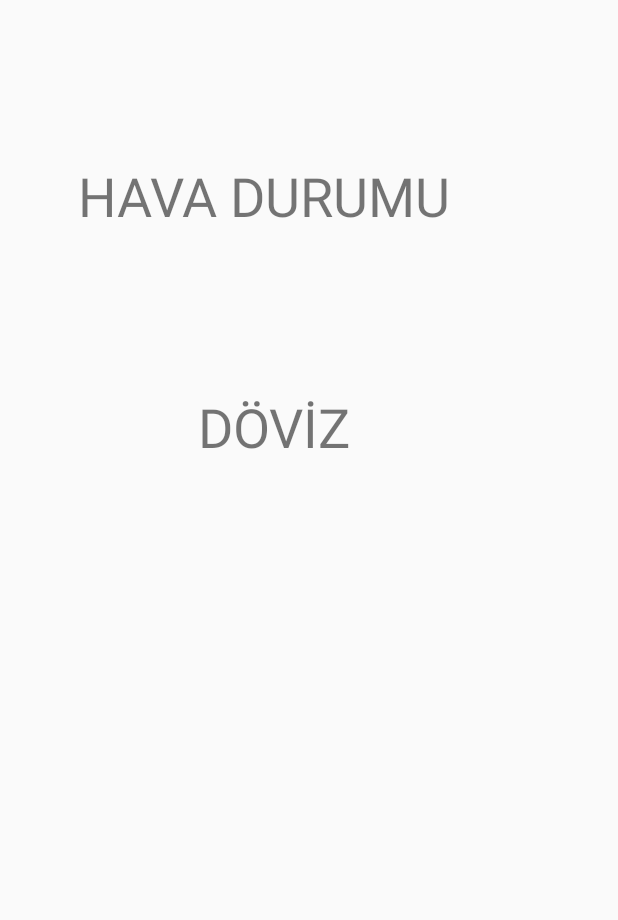
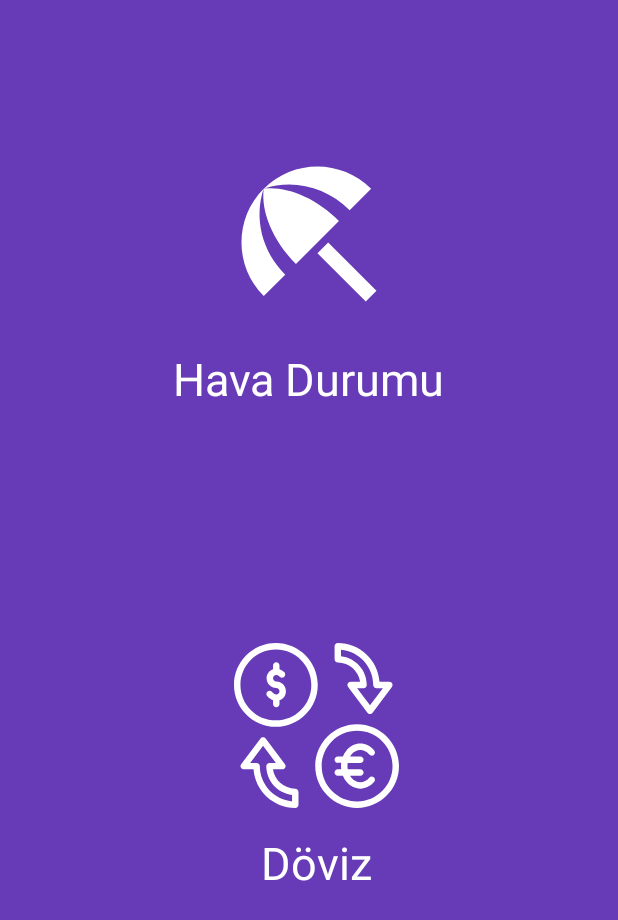
Before and after one commit to osmankiraz/WeatherApp, an Android app: the screen it shows after launch (HomeActivity), on a phone screen of 412 x 824 dp. Shown: the top 920 px of the screen. Run offline under Robolectric (Android 15) with nearby library versions, the phone set to English and light mode, and no system bars.

Commit message:
15.01.20 home animasyonlu

```diff
--- a/app/src/main/java/com/example/havadurumuapp/HomeActivity.kt
+++ b/app/src/main/java/com/example/havadurumuapp/HomeActivity.kt
@@ -4,13 +4,24 @@ import android.content.Intent
 import androidx.appcompat.app.AppCompatActivity
 import android.os.Bundle
 import android.view.View
+import android.view.animation.Animation
+import android.view.animation.AnimationUtils
 import kotlinx.android.synthetic.main.activity_home.*
 
 class HomeActivity : AppCompatActivity() {
 
+
+    var uptodowninfinite: Animation?=null
+    var doksanderecedonme: Animation?=null
     override fun onCreate(savedInstanceState: Bundle?) {
         super.onCreate(savedInstanceState)
         setContentView(R.layout.activity_home)
+
+        uptodowninfinite= AnimationUtils.loadAnimation(applicationContext,R.anim.downtoupinfinity)
+        doksanderecedonme= AnimationUtils.loadAnimation(applicationContext,R.anim.doksanrotate)
+        imgSemsiye.animation=uptodowninfinite
+        imgExchange.animation=doksanderecedonme
+
 
         tvWeather.setOnClickListener(object: View.OnClickListener{
             override fun onClick(p0: View?) {
--- /dev/null
+++ b/app/src/main/res/anim/doksanrotate.xml
@@ -0,0 +1,15 @@
+<?xml version="1.0" encoding="utf-8"?>
+<set xmlns:android="http://schemas.android.com/apk/res/android">
+
+    <rotate
+        android:duration="5000"
+        android:fromDegrees="0"
+        android:toDegrees="360"
+        android:pivotX="50%"
+        android:pivotY="50%"
+        >
+
+    </rotate>
+
+
+</set>
--- /dev/null
+++ b/app/src/main/res/anim/downtoupinfinity.xml
@@ -0,0 +1,15 @@
+<?xml version="1.0" encoding="utf-8"?>
+<set xmlns:android="http://schemas.android.com/apk/res/android">
+
+    <translate
+        android:duration="1000"
+        android:fromYDelta="0%p"
+        android:toYDelta="-5%p"
+        android:repeatMode="reverse"
+        android:repeatCount="infinite"
+        android:interpolator="@android:anim/bounce_interpolator"
+        ></translate>
+
+
+
+</set>
--- /dev/null
+++ b/app/src/main/res/drawable/ic_euro.xml
@@ -0,0 +1,24 @@
+<vector xmlns:android="http://schemas.android.com/apk/res/android"
+    android:width="512dp"
+    android:height="512dp"
+    android:viewportWidth="512"
+    android:viewportHeight="512">
+  <path
+      android:fillColor="#FF000000"
+      android:pathData="M259.898,129.949C259.898,58.294 201.604,0 129.949,0S0,58.294 0,129.949s58.294,129.949 129.949,129.949S259.898,201.604 259.898,129.949zM129.949,239.906c-60.63,0 -109.957,-49.327 -109.957,-109.957S69.319,19.992 129.949,19.992s109.957,49.327 109.957,109.957S190.58,239.906 129.949,239.906z"/>
+  <path
+      android:fillColor="#FF000000"
+      android:pathData="M382.051,252.102c-71.655,0 -129.949,58.294 -129.949,129.949S310.396,512 382.051,512S512,453.706 512,382.051S453.706,252.102 382.051,252.102zM382.051,492.008c-60.63,0 -109.957,-49.327 -109.957,-109.957s49.327,-109.957 109.957,-109.957s109.957,49.327 109.957,109.957S442.681,492.008 382.051,492.008z"/>
+  <path
+      android:fillColor="#FF000000"
+      android:pathData="M392.047,332.07c10.329,0 20.156,4.961 27.67,13.971c3.538,4.24 9.842,4.81 14.079,1.273c4.239,-3.537 4.81,-9.84 1.273,-14.079c-11.381,-13.643 -26.66,-21.157 -43.023,-21.157c-16.364,0 -31.643,7.514 -43.03,21.165c-4.571,5.493 -8.37,11.904 -11.183,18.82h-15.76c-5.52,0 -9.996,4.476 -9.996,9.996c0,5.52 4.476,9.896 9.996,9.896h10.613c-0.403,3.293 -0.617,6.728 -0.617,10.096c0,3.369 0.215,6.704 0.617,9.996h-10.613c-5.52,0 -9.996,4.476 -9.996,9.996s4.476,9.996 9.996,9.996h15.761c2.815,6.92 6.613,13.331 11.189,18.828c11.381,13.643 26.66,21.157 43.023,21.157c16.364,0 31.643,-7.514 43.023,-21.157c3.536,-4.239 2.966,-10.543 -1.273,-14.079c-4.238,-3.535 -10.541,-2.967 -14.079,1.273c-7.514,9.009 -17.341,13.971 -27.67,13.971s-20.156,-4.961 -27.663,-13.963c-1.549,-1.861 -2.971,-3.886 -4.262,-6.03h31.926c5.52,0 9.996,-4.476 9.996,-9.996s-4.476,-9.996 -9.996,-9.996h-39.172c-0.534,-3.265 -0.813,-6.605 -0.813,-9.996c0,-3.39 0.278,-6.729 0.813,-9.996h39.172c5.52,0 9.996,-4.476 9.996,-9.996c0,-5.52 -4.476,-9.996 -9.996,-9.996H360.12c1.29,-2.141 2.71,-4.163 4.256,-6.022C371.891,337.031 381.718,332.07 392.047,332.07z"/>
+  <path
+      android:fillColor="#FF000000"
+      android:pathData="M131.149,119.443c-5.512,0 -9.996,-4.484 -9.996,-9.996c0,-5.512 4.484,-9.996 9.996,-9.996c3.541,0 7.279,1.807 10.811,5.225c3.969,3.84 10.296,3.736 14.135,-0.232c3.839,-3.967 3.735,-10.296 -0.232,-14.135c-5.073,-4.909 -10.149,-7.686 -14.718,-9.201V69.463c0,-5.52 -4.476,-9.996 -9.996,-9.996c-5.52,0 -9.996,4.476 -9.996,9.996v11.715c-11.634,4.126 -19.992,15.237 -19.992,28.269c0,16.536 13.453,29.988 29.988,29.988c5.512,0 9.996,4.484 9.996,9.996c0,5.512 -4.484,9.996 -9.996,9.996c-4.27,0 -8.882,-2.686 -12.98,-7.561c-3.553,-4.227 -9.859,-4.772 -14.083,-1.22c-4.226,3.553 -4.771,9.857 -1.22,14.084c5.344,6.358 11.627,10.787 18.287,13.02v11.665c0,5.52 4.476,9.996 9.996,9.996c5.52,0 9.996,-4.476 9.996,-9.996v-11.715c11.634,-4.126 19.992,-15.237 19.992,-28.269C161.137,132.896 147.684,119.443 131.149,119.443z"/>
+  <path
+      android:fillColor="#FF000000"
+      android:pathData="M159.083,386.521c1.693,-3.387 1.327,-7.438 -0.944,-10.468l-59.977,-79.969c-1.888,-2.517 -4.851,-3.998 -7.997,-3.998c-3.146,0 -6.109,1.481 -7.997,3.998l-59.977,79.969c-2.271,3.029 -2.638,7.081 -0.944,10.468c1.693,3.388 5.154,5.526 8.941,5.526h30.369C65.679,459.048 121.836,512 190.127,512c5.52,0 9.996,-4.476 9.996,-9.996V462.02c0,-5.52 -4.476,-9.996 -9.996,-9.996c-35.189,0 -64.396,-26.112 -69.261,-59.977h29.276C153.928,392.047 157.389,389.909 159.083,386.521zM110.157,372.055c-5.52,0 -9.996,4.476 -9.996,9.996c0,46.228 35.049,84.424 79.969,89.413v20.094c-55.966,-5.064 -99.961,-52.245 -99.961,-109.507c0,-5.52 -4.476,-9.996 -9.996,-9.996H50.18l39.984,-53.312l39.984,53.312H110.157z"/>
+  <path
+      android:fillColor="#FF000000"
+      android:pathData="M353.118,125.68c-1.693,3.387 -1.327,7.438 0.944,10.468l59.977,79.969c1.888,2.517 4.851,3.998 7.997,3.998s6.109,-1.481 7.997,-3.998l59.977,-79.969c2.271,-3.029 2.638,-7.081 0.944,-10.468c-1.693,-3.388 -5.154,-5.526 -8.941,-5.526h-30.369C446.522,53.153 390.365,0.201 322.074,0.201c-5.52,0 -9.996,4.476 -9.996,9.996v39.984c0,5.52 4.476,9.996 9.996,9.996c35.189,0 64.396,26.112 69.261,59.977h-29.277C358.272,120.153 354.811,122.292 353.118,125.68zM402.043,140.145c5.52,0 9.996,-4.476 9.996,-9.996c0,-46.228 -35.049,-84.424 -79.969,-89.413V20.642c55.966,5.064 99.961,52.245 99.961,109.507c0,5.52 4.476,9.996 9.996,9.996h19.992l-39.984,53.312l-39.984,-53.312L402.043,140.145L402.043,140.145z"/>
+</vector>
--- /dev/null
+++ b/app/src/main/res/drawable/semsiyevektor.xml
@@ -0,0 +1,5 @@
+<vector android:height="96dp" android:tint="#FFFFFF"
+    android:viewportHeight="24.0" android:viewportWidth="24.0"
+    android:width="96dp" xmlns:android="http://schemas.android.com/apk/res/android">
+    <path android:fillColor="#FF000000" android:pathData="M13.127,14.56l1.43,-1.43 6.44,6.443L19.57,21zM17.42,8.83l2.86,-2.86c-3.95,-3.95 -10.35,-3.96 -14.3,-0.02 3.93,-1.3 8.31,-0.25 11.44,2.88zM5.95,5.98c-3.94,3.95 -3.93,10.35 0.02,14.3l2.86,-2.86C5.7,14.29 4.65,9.91 5.95,5.98zM5.97,5.96l-0.01,0.01c-0.38,3.01 1.17,6.88 4.3,10.02l5.73,-5.73c-3.13,-3.13 -7.01,-4.68 -10.02,-4.3z"/>
+</vector>
--- a/app/src/main/res/layout/activity_home.xml
+++ b/app/src/main/res/layout/activity_home.xml
@@ -4,30 +4,53 @@
     xmlns:tools="http://schemas.android.com/tools"
     android:layout_width="match_parent"
     android:layout_height="match_parent"
-    tools:context=".HomeActivity">
+    tools:context=".HomeActivity"
+    android:background="@color/colorPrimary2">
 
     <TextView
         android:id="@+id/tvCurrency"
         android:layout_width="wrap_content"
         android:layout_height="wrap_content"
-        android:layout_marginStart="132dp"
-        android:layout_marginTop="260dp"
-        android:text="DÖVİZ"
-        android:textSize="36sp"
-        app:layout_constraintStart_toStartOf="parent"
-        app:layout_constraintTop_toTopOf="parent" />
+        android:layout_marginTop="16dp"
+        android:text="Döviz"
+        android:textColor="@android:color/background_light"
+        android:textSize="30sp"
+        app:layout_constraintEnd_toEndOf="@+id/imgExchange"
+        app:layout_constraintStart_toStartOf="@+id/imgExchange"
+        app:layout_constraintTop_toBottomOf="@+id/imgExchange" />
 
     <TextView
         android:id="@+id/tvWeather"
         android:layout_width="wrap_content"
         android:layout_height="wrap_content"
-        android:layout_marginStart="52dp"
-        android:layout_marginTop="106dp"
-        android:layout_marginBottom="107dp"
-        android:text="HAVA DURUMU"
-        android:textSize="36sp"
-        app:layout_constraintBottom_toBottomOf="@+id/tvCurrency"
+        android:layout_marginTop="16dp"
+        android:text="Hava Durumu"
+        android:textColor="@android:color/background_light"
+        android:textSize="30sp"
+        app:layout_constraintEnd_toEndOf="@+id/imgSemsiye"
+        app:layout_constraintStart_toStartOf="@+id/imgSemsiye"
+        app:layout_constraintTop_toBottomOf="@+id/imgSemsiye" />
+
+    <ImageView
+        android:id="@+id/imgSemsiye"
+        android:layout_width="120dp"
+        android:layout_height="120dp"
+        android:layout_marginTop="96dp"
+        app:layout_constraintEnd_toEndOf="parent"
         app:layout_constraintStart_toStartOf="parent"
         app:layout_constraintTop_toTopOf="parent"
-        app:layout_constraintVertical_bias="0.0" />
+        app:srcCompat="@drawable/semsiyevektor" />
+
+    <ImageView
+        android:id="@+id/imgExchange"
+        android:layout_width="110dp"
+        android:layout_height="110dp"
+        android:layout_marginTop="156dp"
+        android:tint="#FFFFFF"
+        app:layout_constraintEnd_toEndOf="@+id/tvWeather"
+        app:layout_constraintHorizontal_bias="0.569"
+        app:layout_constraintStart_toStartOf="@+id/tvWeather"
+        app:layout_constraintTop_toBottomOf="@+id/tvWeather"
+        app:srcCompat="@drawable/ic_euro" />
+
 </androidx.constraintlayout.widget.ConstraintLayout>
--- a/app/src/main/res/values/colors.xml
+++ b/app/src/main/res/values/colors.xml
@@ -1,6 +1,7 @@
 <?xml version="1.0" encoding="utf-8"?>
 <resources>
     <color name="colorPrimary">#008577</color>
+    <color name="colorPrimary2">#673AB7</color>
     <color name="colorPrimaryDark">#00574B</color>
     <color name="colorAccent">#D81B60</color>
     <color name="snowBir">#FFFAFA</color>
```
Also changed, not shown: 175 other files.
